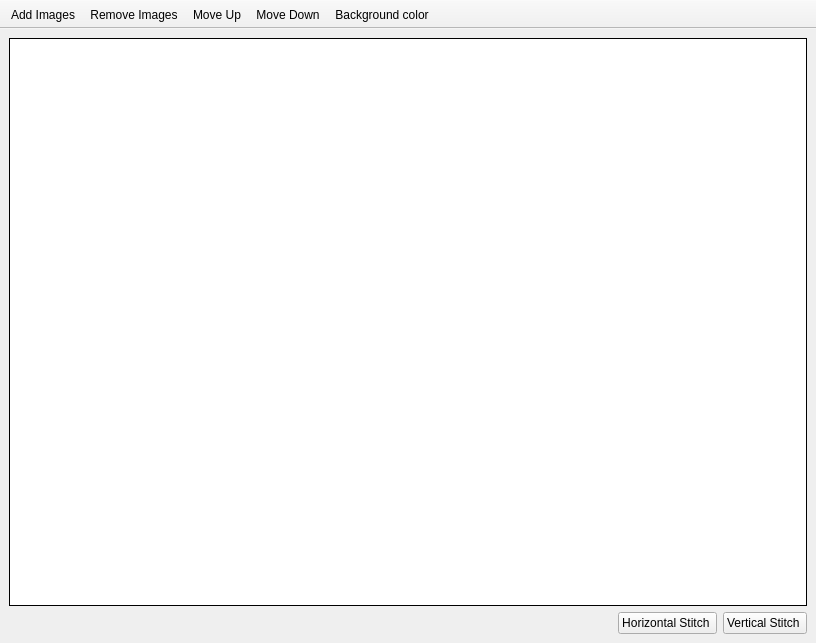
Before: the Qt Designer form Src/quickstitchwindow.ui in Vivx701/QuickStitch, drawn with Qt 5.
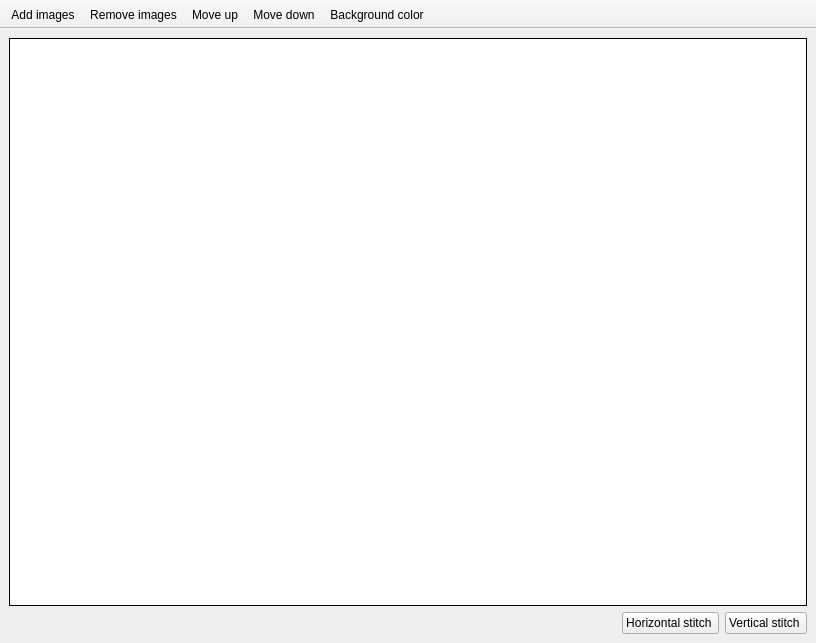
After: the same form once the commit is applied.

Diff of the .ui file:
```diff
--- a/Src/quickstitchwindow.ui
+++ b/Src/quickstitchwindow.ui
@@ -91,14 +91,14 @@
       <item>
        <widget class="QPushButton" name="hStitchButton">
         <property name="text">
-         <string>Horizontal Stitch </string>
+         <string>Horizontal stitch </string>
         </property>
        </widget>
       </item>
       <item>
        <widget class="QPushButton" name="vStitchButton">
         <property name="text">
-         <string>Vertical Stitch </string>
+         <string>Vertical stitch </string>
         </property>
        </widget>
       </item>
@@ -151,7 +151,7 @@
   </widget>
   <action name="actionAddImages">
    <property name="text">
-    <string>Add Images</string>
+    <string>Add images</string>
    </property>
    <property name="toolTip">
     <string>add multiple images to list</string>
@@ -159,7 +159,7 @@
   </action>
   <action name="actionRemoveImages">
    <property name="text">
-    <string>Remove Images</string>
+    <string>Remove images</string>
    </property>
    <property name="toolTip">
     <string>remove images</string>
@@ -167,7 +167,7 @@
   </action>
   <action name="actionMoveUp">
    <property name="text">
-    <string>Move Up</string>
+    <string>Move up</string>
    </property>
    <property name="toolTip">
     <string>move selected image to up</string>
@@ -175,7 +175,7 @@
   </action>
   <action name="actionMoveDown">
    <property name="text">
-    <string>Move Down</string>
+    <string>Move down</string>
    </property>
    <property name="toolTip">
     <string>move selecetd image to down</string>
```
